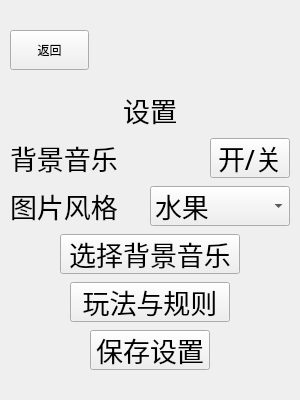
hjwforever/LinkGame, file set_ui.ui: the form before one commit.
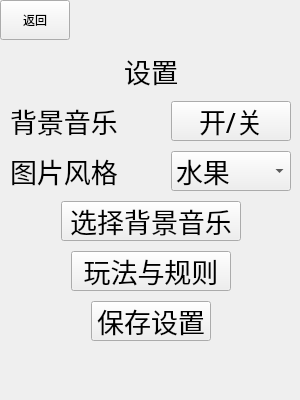
The form after the commit.

Commit message: 陈庆洋修改了开始界面、设置界面、游戏界面和选择难度界面的布局、字号及一部分控件大小

The edit to the form file:
```diff
--- a/set_ui.ui
+++ b/set_ui.ui
@@ -10,16 +10,46 @@
     <height>400</height>
    </rect>
   </property>
+  <property name="sizePolicy">
+   <sizepolicy hsizetype="Fixed" vsizetype="Fixed">
+    <horstretch>0</horstretch>
+    <verstretch>0</verstretch>
+   </sizepolicy>
+  </property>
+  <property name="minimumSize">
+   <size>
+    <width>300</width>
+    <height>400</height>
+   </size>
+  </property>
+  <property name="maximumSize">
+   <size>
+    <width>300</width>
+    <height>400</height>
+   </size>
+  </property>
   <property name="windowTitle">
    <string>设置</string>
   </property>
   <widget class="QWidget" name="centralwidget">
-   <layout class="QGridLayout" name="gridLayout">
+   <widget class="QWidget" name="layoutWidget">
+    <property name="geometry">
+     <rect>
+      <x>0</x>
+      <y>0</y>
+      <width>301</width>
+      <height>401</height>
+     </rect>
+    </property>
+    <layout class="QVBoxLayout" name="verticalLayout">
+     <property name="spacing">
+      <number>10</number>
+     </property>
     <property name="leftMargin">
      <number>10</number>
     </property>
     <property name="topMargin">
-     <number>10</number>
+      <number>0</number>
     </property>
     <property name="rightMargin">
      <number>10</number>
@@ -27,52 +57,19 @@
     <property name="bottomMargin">
      <number>10</number>
     </property>
-    <property name="spacing">
-     <number>0</number>
-    </property>
-    <item row="0" column="0">
-     <widget class="QPushButton" name="returnButton">
-      <property name="sizePolicy">
-       <sizepolicy hsizetype="Fixed" vsizetype="Fixed">
-        <horstretch>0</horstretch>
-        <verstretch>0</verstretch>
-       </sizepolicy>
-      </property>
-      <property name="minimumSize">
-       <size>
-        <width>60</width>
-        <height>40</height>
-       </size>
-      </property>
-      <property name="maximumSize">
-       <size>
-        <width>16777215</width>
-        <height>40</height>
-       </size>
-      </property>
-      <property name="text">
-       <string>返回</string>
-      </property>
-     </widget>
-    </item>
-    <item row="0" column="1">
-     <spacer name="horizontalSpacer_10">
+     <item>
+      <spacer name="verticalSpacer_2">
       <property name="orientation">
-       <enum>Qt::Horizontal</enum>
+        <enum>Qt::Vertical</enum>
       </property>
       <property name="sizeHint" stdset="0">
        <size>
-        <width>202</width>
+         <width>20</width>
         <height>40</height>
        </size>
       </property>
      </spacer>
     </item>
-    <item row="1" column="0" colspan="2">
-     <layout class="QVBoxLayout" name="verticalLayout">
-      <property name="spacing">
-       <number>8</number>
-      </property>
       <item>
        <layout class="QHBoxLayout" name="horizontalLayout_6">
         <property name="spacing">
@@ -149,7 +146,7 @@
           </property>
           <property name="maximumSize">
            <size>
-            <width>16777215</width>
+           <width>120</width>
             <height>40</height>
            </size>
           </property>
@@ -162,6 +159,9 @@
           <property name="text">
            <string>背景音乐</string>
           </property>
+         <property name="alignment">
+          <set>Qt::AlignLeading|Qt::AlignLeft|Qt::AlignVCenter</set>
+         </property>
          </widget>
         </item>
         <item>
@@ -187,13 +187,13 @@
           </property>
           <property name="minimumSize">
            <size>
-            <width>80</width>
+           <width>120</width>
             <height>40</height>
            </size>
           </property>
           <property name="maximumSize">
            <size>
-            <width>80</width>
+           <width>120</width>
             <height>40</height>
            </size>
           </property>
@@ -225,7 +225,7 @@
           </property>
           <property name="maximumSize">
            <size>
-            <width>16777215</width>
+           <width>120</width>
             <height>40</height>
            </size>
           </property>
@@ -238,8 +238,24 @@
           <property name="text">
            <string>图片风格</string>
           </property>
-         </widget>
-        </item>
+         <property name="alignment">
+          <set>Qt::AlignLeading|Qt::AlignLeft|Qt::AlignVCenter</set>
+         </property>
+        </widget>
+       </item>
+       <item>
+        <spacer name="horizontalSpacer_10">
+         <property name="orientation">
+          <enum>Qt::Horizontal</enum>
+         </property>
+         <property name="sizeHint" stdset="0">
+          <size>
+           <width>40</width>
+           <height>40</height>
+          </size>
+         </property>
+        </spacer>
+       </item>
         <item>
          <widget class="QComboBox" name="comboBox">
           <property name="minimumSize">
@@ -250,7 +266,7 @@
           </property>
           <property name="maximumSize">
            <size>
-            <width>16777215</width>
+           <width>120</width>
             <height>40</height>
            </size>
           </property>
@@ -481,9 +497,52 @@
         </item>
        </layout>
       </item>
-     </layout>
-    </item>
-   </layout>
+     <item>
+      <spacer name="verticalSpacer">
+       <property name="orientation">
+        <enum>Qt::Vertical</enum>
+       </property>
+       <property name="sizeHint" stdset="0">
+        <size>
+         <width>20</width>
+         <height>20</height>
+        </size>
+       </property>
+      </spacer>
+     </item>
+    </layout>
+   </widget>
+   <widget class="QPushButton" name="returnButton">
+    <property name="geometry">
+     <rect>
+      <x>0</x>
+      <y>0</y>
+      <width>70</width>
+      <height>40</height>
+     </rect>
+    </property>
+    <property name="sizePolicy">
+     <sizepolicy hsizetype="Fixed" vsizetype="Fixed">
+      <horstretch>0</horstretch>
+      <verstretch>0</verstretch>
+     </sizepolicy>
+    </property>
+    <property name="minimumSize">
+     <size>
+      <width>60</width>
+      <height>40</height>
+     </size>
+    </property>
+    <property name="maximumSize">
+     <size>
+      <width>16777215</width>
+      <height>40</height>
+     </size>
+    </property>
+    <property name="text">
+     <string>返回</string>
+    </property>
+   </widget>
   </widget>
  </widget>
  <resources/>
```
Lines whose indentation alone changed are shown as unchanged. The commit also changes 4 other files.
